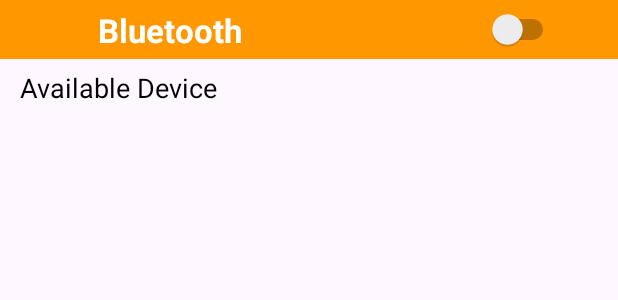
After one commit to HetalPatel01/Billapp, an Android app: the layout activity_quick_bill_printer.xml on its own in the app's theme, with its tools: preview values and no code run, on a phone screen of 412 x 824 dp. The commit adds this screen. Shown: the top 300 px of the screen. Run offline under Robolectric (Android 15) with nearby library versions, the phone set to English and light mode, and no system bars.

Commit message:
commit printer

```diff
--- a/app/build.gradle.kts
+++ b/app/build.gradle.kts
@@ -47,6 +47,7 @@ dependencies {
     implementation(libs.androidx.constraintlayout)
     implementation(libs.intuit)
     testImplementation(libs.junit)
+    implementation(project(":escposprinter"))
     androidTestImplementation(libs.androidx.junit)
     androidTestImplementation(libs.androidx.espresso.core)
 }
--- a/app/src/main/java/com/billapp/model/Bill.kt
+++ b/app/src/main/java/com/billapp/model/Bill.kt
@@ -1,4 +1,6 @@
 package com.billapp.model
+
+import java.io.Serializable
 
 data class Bill(
     val id: Int,
@@ -6,4 +8,4 @@ data class Bill(
     val rate: Double,
     val total: Double,
     val details: String
-)
+): Serializable
--- /dev/null
+++ b/app/src/main/res/layout/activity_quick_bill_printer.xml
@@ -0,0 +1,74 @@
+<?xml version="1.0" encoding="utf-8"?>
+<layout xmlns:android="http://schemas.android.com/apk/res/android"
+    xmlns:app="http://schemas.android.com/apk/res-auto"
+    xmlns:tools="http://schemas.android.com/tools">
+
+    <androidx.constraintlayout.widget.ConstraintLayout
+        android:id="@+id/main"
+        android:layout_width="match_parent"
+        android:layout_height="match_parent"
+        tools:context=".activity.QuickBillPrinterActivity">
+
+        <androidx.constraintlayout.widget.ConstraintLayout
+            android:id="@+id/clTop"
+            android:layout_width="match_parent"
+            android:layout_height="@dimen/_30sdp"
+            android:background="@color/yellow"
+            app:layout_constraintLeft_toLeftOf="parent"
+            app:layout_constraintRight_toRightOf="parent"
+            app:layout_constraintTop_toTopOf="parent">
+
+            <TextView
+                android:layout_width="wrap_content"
+                android:layout_height="wrap_content"
+                android:layout_marginLeft="@dimen/_50sdp"
+                android:text="Bluetooth"
+                android:textColor="@color/white"
+                android:textSize="22sp"
+                android:textStyle="bold"
+                app:layout_constraintBottom_toBottomOf="parent"
+                app:layout_constraintLeft_toLeftOf="parent"
+                app:layout_constraintTop_toTopOf="parent" />
+
+            <Switch
+                android:id="@+id/sw"
+                android:layout_width="wrap_content"
+                android:layout_height="wrap_content"
+                android:layout_marginRight="@dimen/_30sdp"
+                android:checked="false"
+                app:layout_constraintBottom_toBottomOf="parent"
+                app:layout_constraintRight_toRightOf="parent"
+                app:layout_constraintTop_toTopOf="parent" />
+        </androidx.constraintlayout.widget.ConstraintLayout>
+
+        <TextView
+            android:id="@+id/tvLabel"
+            android:layout_width="wrap_content"
+            android:layout_height="wrap_content"
+            android:layout_marginTop="@dimen/_5sdp"
+            android:paddingLeft="@dimen/_10sdp"
+            android:text="Available Device"
+            android:textColor="@color/black"
+            android:textSize="18sp"
+            app:layout_constraintLeft_toLeftOf="parent"
+            app:layout_constraintTop_toBottomOf="@+id/clTop" />
+
+        <ListView
+            android:id="@+id/list_bluetooth_printers"
+            android:layout_width="match_parent"
+            android:layout_height="wrap_content"
+            android:layout_marginTop="16dp"
+            app:layout_constraintLeft_toLeftOf="parent"
+            app:layout_constraintRight_toRightOf="parent"
+            app:layout_constraintTop_toBottomOf="@+id/tvLabel" />
+        <ProgressBar
+            android:id="@+id/progressBar"
+            android:layout_width="wrap_content"
+            android:layout_height="wrap_content"
+            app:layout_constraintTop_toTopOf="parent"
+            app:layout_constraintBottom_toBottomOf="parent"
+            app:layout_constraintLeft_toLeftOf="parent"
+            app:layout_constraintRight_toRightOf="parent"
+            android:visibility="gone" />
+    </androidx.constraintlayout.widget.ConstraintLayout>
+</layout>
--- a/settings.gradle.kts
+++ b/settings.gradle.kts
@@ -21,3 +21,4 @@ dependencyResolutionManagement {
 
 rootProject.name = "BilllApp"
 include(":app")
+include(":escposprinter")
```
Also changed, not shown: app/src/main/AndroidManifest.xml (+21 -2 lines), app/src/main/java/com/billapp/activity/QuickBillPrinterActivity.kt (added, +288 -0 lines), app/src/main/java/com/billapp/async/AsyncBluetoothEscPosPrint.kt (added, +44 -0 lines), app/src/main/java/com/billapp/async/AsyncEscPosPrint.kt (added, +179 -0 lines), app/src/main/java/com/billapp/async/AsyncEscPosPrinter.kt (added, +40 -0 lines), app/src/main/java/com/billapp/fragment/BillsFragment.kt (+23 -28 lines).
